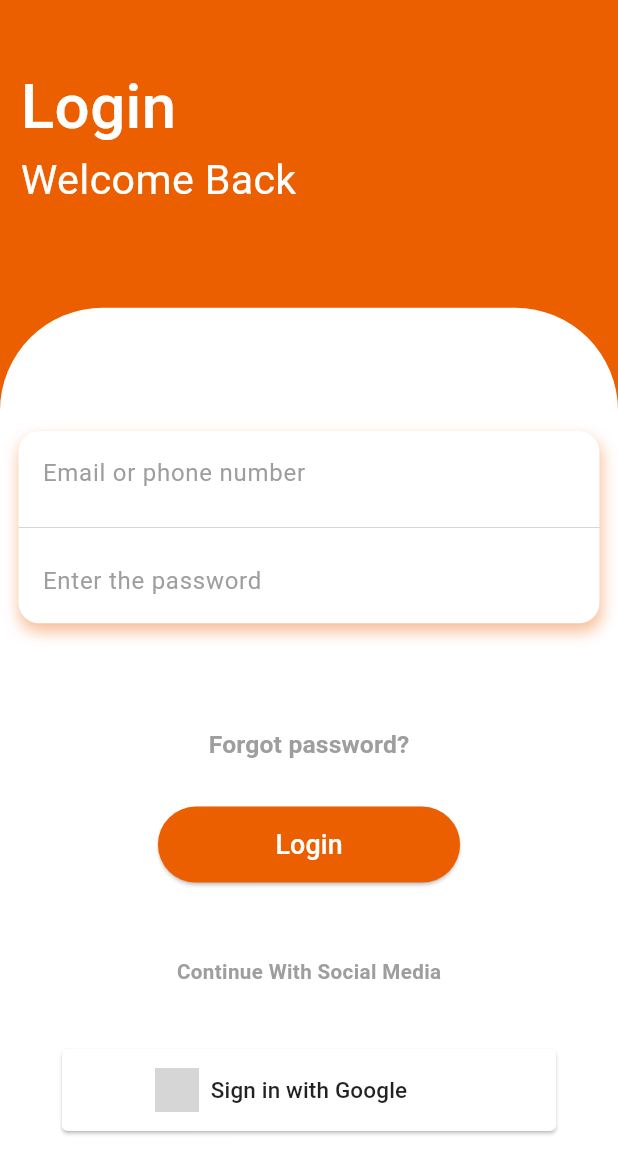
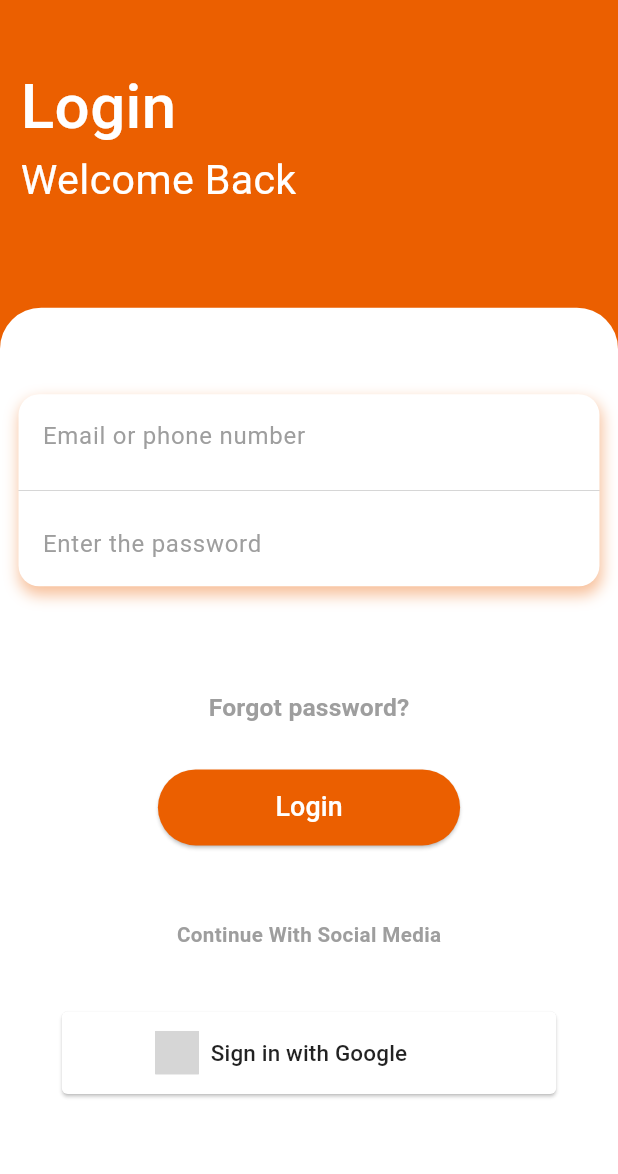
Before and after one commit to Mithiran2002/firebase_authentication, a Flutter app: the screen it shows after launch, on a phone screen of 412 x 824 dp. Shown: the top 1174 px of the screen. Run offline on Flutter 3.47's test engine with Material 3 defaults, Android fonts, the phone set to English and light mode, and no system bars; drawn by our look-alikes of social_login_buttons; our stand-ins replace firebase_auth, firebase_core, gap, sizer; accounts and stored records are empty; grey boxes are pictures that could not be loaded.

Commit message:
work with firebase and login page store username password

```diff
--- a/lib/views/screens/auth/login_page.dart
+++ b/lib/views/screens/auth/login_page.dart
@@ -8,6 +8,8 @@ import 'package:firebase_authentication/views/widgets/custom_button.dart';
 import 'package:firebase_authentication/views/screens/home_screen/home_screen.dart';
 
 class LoginPage extends StatefulWidget {
+  const LoginPage({super.key});
+
   @override
   State<LoginPage> createState() => _LoginPageState();
 }
@@ -20,11 +22,27 @@ class _LoginPageState extends State<LoginPage> {
 
   Future<void> loginwithEmail() async {
     try {
-      UserCredential userData = await FirebaseAuth.instance
-          .createUserWithEmailAndPassword(
+      UserCredential userData =
+          await FirebaseAuth.instance.createUserWithEmailAndPassword(
         email: emailController.text.trim(),
-              password: passController.text.trim());
-      if (userData.credential!.accessToken!.isNotEmpty) {}
+        password: passController.text.trim(),
+      );
+      print({
+        'name': userData.user!.displayName,
+        'email': userData.user!.email,
+        'phno': userData.user!.phoneNumber
+      });
+      if (userData.user != null) {
+        setState(() {
+          isLoading = !isLoading;
+        });
+        await Navigator.of(context).push(MaterialPageRoute(
+          builder: (context) => HomeScreen(
+            email: emailController.text,
+            password: passController.text,
+          ),
+        ));
+      }
     } on FirebaseAuthException catch (e) {
       if (e.code == "weak-password") {
         print('The password provided is too weak.');
@@ -54,7 +72,6 @@ class _LoginPageState extends State<LoginPage> {
   Widget build(BuildContext context) {
     return SafeArea(
       child: Scaffold(
-        resizeToAvoidBottomInset: false,
         backgroundColor: const Color(0xFFeb5f00),
         body: header(),
       ),
@@ -62,7 +79,8 @@ class _LoginPageState extends State<LoginPage> {
   }
 
   Widget header() {
-    return Column(
+    return SingleChildScrollView(
+      child: Column(
         crossAxisAlignment: CrossAxisAlignment.start,
         children: [
           Padding(
@@ -82,20 +100,19 @@ class _LoginPageState extends State<LoginPage> {
                     fontSize: 20.sp)),
           ),
           Gap(8.h),
-        Expanded(
-          child: Container(
+          Container(
               decoration: BoxDecoration(
                   color: Colors.white,
                   borderRadius: BorderRadius.only(
                       topLeft: Radius.circular(
-                        50.sp,
+                        20.sp,
                       ),
-                      topRight: Radius.circular(50.sp))),
+                      topRight: Radius.circular(20.sp))),
               child: Form(
                 key: formKey,
                 child: Column(
                   children: [
-                    Gap(5.h),
+                    Gap(2.h),
                     Padding(
                       padding:
                           EdgeInsets.symmetric(horizontal: 3.w, vertical: 5.h),
@@ -152,22 +169,26 @@ class _LoginPageState extends State<LoginPage> {
                               fontWeight: FontWeight.w600),
                         )),
                     Gap(2.h),
-                    isLoading == false
-                        ? CustomButton(
-                            text: "Login",
+                    CustomButton(
+                      item: !isLoading
+                           ? Text(
+                              'Login',
+                              style: TextStyle(
+                                  color: Colors.white,
+                                  fontSize: 13.sp,
+                                  fontWeight: FontWeight.w500),
+                            )
+                          : const CircularProgressIndicator(
+                              color: Color.fromARGB(255, 255, 255, 255),
+                            ),
                       ontab: () async {
                         if (formKey.currentState!.validate()) {
+                          setState(() {
+                            isLoading = !isLoading;
+                          });
                           await loginwithEmail();
-                                Navigator.of(context).push(MaterialPageRoute(
-                                    builder: (context) => HomeScreen(
-                                          email: emailController.text,
-                                          password: passController.text,
-                                        )));
                         }
                       },
-                          )
-                        : const CircularProgressIndicator(
-                            color: Color(0xFFeb5f00),
                     ),
                     Gap(6.h),
                     Text(
@@ -182,12 +203,13 @@ class _LoginPageState extends State<LoginPage> {
                         width: 80.w,
                         backgroundColor: Colors.white,
                         buttonType: SocialLoginButtonType.google,
-                        onPressed: () {})
+                        onPressed: () {}),
+                    Gap(12.h),
                   ],
                 ),
-              )),
-        )
+              ))
         ],
+      ),
     );
   }
 }
--- a/lib/views/widgets/custom_button.dart
+++ b/lib/views/widgets/custom_button.dart
@@ -2,9 +2,9 @@ import 'package:sizer/sizer.dart';
 import 'package:flutter/material.dart';
 
 class CustomButton extends StatelessWidget {
-  final String text;
+  final Widget item;
   final Function()? ontab;
-  const CustomButton({super.key, required this.text, required this.ontab});
+  const CustomButton({super.key, required this.item, required this.ontab});
 
   @override
   Widget build(BuildContext context) {
@@ -14,12 +14,6 @@ class CustomButton extends StatelessWidget {
                 EdgeInsets.symmetric(horizontal: 19.w, vertical: 1.5.h)),
             backgroundColor: const MaterialStatePropertyAll(Color(0xFFeb5f00))),
         onPressed: ontab,
-        child: Text(
-          text,
-          style: TextStyle(
-              color: Colors.white,
-              fontSize: 13.sp,
-              fontWeight: FontWeight.w500),
-        ));
+        child:item );
   }
 }
```
Also changed, not shown: 1 other file. Lines whose indentation alone changed are shown as unchanged.
